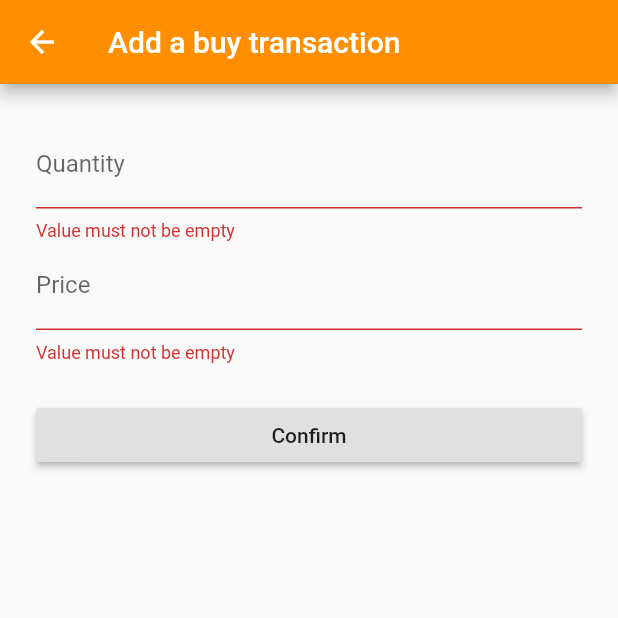
After one commit to mirza1h/flutter_stocks_app, a Flutter app: the BuyForm screen opened directly, after a tap on "Confirm", on a phone screen of 412 x 824 dp, the top half of it. The commit adds this screen. Run offline on Flutter 3.47's test engine with Material 2 defaults, Android fonts, the phone set to English and light mode, and no system bars; our stand-ins replace cloud_firestore, firebase_auth, firebase_core, font_awesome_flutter, google_sign_in; missing offline and left inert: flutter_candlesticks; accounts and stored records are empty.

Commit message:
add to portfolio

```diff
--- a/lib/main.dart
+++ b/lib/main.dart
@@ -1,10 +1,13 @@
 import 'package:flutter/material.dart';
 import 'package:stocks_app/pages/login_page.dart';
 
-import 'pages/home_page.dart';
+// Register the RouteObserver as a navigation observer.
+final RouteObserver<PageRoute> routeObserver = RouteObserver<PageRoute>();
 
 void main() {
-  runApp(App());
+  runApp(
+    App(),
+  );
 }
 
 class App extends StatelessWidget {
@@ -13,6 +16,7 @@ class App extends StatelessWidget {
     return MaterialApp(
       title: "Stocks",
       home: LoginPage(),
+      navigatorObservers: [routeObserver],
     );
   }
 }
--- /dev/null
+++ b/lib/pages/buy_transaction_page.dart
@@ -0,0 +1,95 @@
+import 'package:flutter/material.dart';
+
+// Create a Form widget.
+class BuyForm extends StatefulWidget {
+  @override
+  BuyFormState createState() {
+    return BuyFormState();
+  }
+}
+
+class BuyFormState extends State<BuyForm> {
+  int numberOfStocks;
+  double price;
+  final _formKey = GlobalKey<FormState>();
+
+  @override
+  Widget build(BuildContext context) {
+    // Build a Form widget using the _formKey created above.
+    return Scaffold(
+      appBar: AppBar(
+        backgroundColor: Colors.amber[800],
+        title: Text("Add a buy transaction"),
+      ),
+      body: Builder(
+        builder: (context) => Center(
+            child: Form(
+                key: _formKey,
+                child: new ListView(
+                  padding: const EdgeInsets.symmetric(
+                      horizontal: 24.0, vertical: 24),
+                  children: <Widget>[
+                    TextFormField(
+                      decoration: InputDecoration(
+                          labelText: 'Quantity',
+                          hintText: 'Number of stocks bought'),
+                      keyboardType: TextInputType.number,
+                      validator: (value) {
+                        if (value.isEmpty) {
+                          return 'Value must not be empty';
+                        } else {
+                          int numericValue = int.tryParse(value);
+                          if (numericValue == null) {
+                            return 'Value must be a number';
+                          } else {
+                            if (numericValue < 0) {
+                              return 'Number must be positive';
+                            } else {
+                              this.numberOfStocks = numericValue;
+                            }
+                          }
+                        }
+                        return null;
+                      },
+                    ),
+                    TextFormField(
+                      decoration: InputDecoration(
+                          labelText: 'Price', hintText: 'Price at the time'),
+                      keyboardType: TextInputType.number,
+                      validator: (value) {
+                        if (value.isEmpty) {
+                          return 'Value must not be empty';
+                        } else {
+                          double numericValue = double.tryParse(value);
+                          if (numericValue == null) {
+                            return 'Value must be a number';
+                          } else {
+                            if (numericValue < 0) {
+                              return 'Number must be positive';
+                            } else {
+                              this.price = numericValue;
+                            }
+                          }
+                        }
+                        return null;
+                      },
+                    ),
+                    Padding(
+                      padding: const EdgeInsets.symmetric(vertical: 24.0),
+                      child: RaisedButton(
+                        onPressed: () {
+                          if (_formKey.currentState.validate()) {
+                            Scaffold.of(context).showSnackBar(
+                                SnackBar(content: Text('Position added')));
+                            Navigator.pop(context);
+                          }
+                        },
+                        child: Text('Confirm'),
+                      ),
+                    )
+                  ],
+                ))),
+      ),
+    );
+  }
+}
--- a/lib/pages/portfolio_page.dart
+++ b/lib/pages/portfolio_page.dart
@@ -1,5 +1,4 @@
 import 'package:flutter/material.dart';
-import 'package:stocks_app/helpers/ui_helper.dart';
 
 class Portfolio extends StatelessWidget {
   Portfolio({Key key}) : super(key: key);
--- a/lib/widgets/stock_search.dart
+++ b/lib/widgets/stock_search.dart
@@ -21,7 +21,7 @@ class StockSearch extends SearchDelegate<String> {
 
   @override
   Widget buildResults(BuildContext context) {
-    return Container();
+    return buildSuggestions(context);
   }
 
   @override
```
Also changed, not shown: lib/pages/home_page.dart (+27 -2 lines), lib/pages/stock_detail_page.dart (+23 -29 lines).
